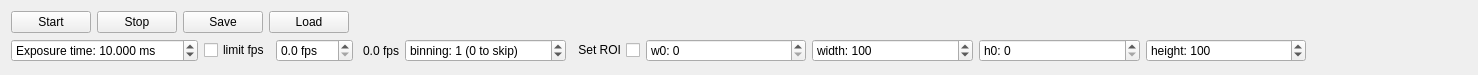
First picture: the form in pkgs/mahos/src/mahos/gui/ui/camera.ui, repository ktahar/mahos, before the edit.
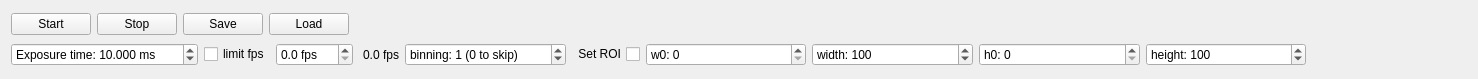
Second picture: the form after the edit.

Commit message: meas.camera: increase upper bound of ROI

What changed in the file:
```diff
--- a/pkgs/mahos/src/mahos/gui/ui/camera.ui
+++ b/pkgs/mahos/src/mahos/gui/ui/camera.ui
@@ -7,7 +7,7 @@
     <x>0</x>
     <y>0</y>
     <width>1478</width>
-    <height>75</height>
+    <height>79</height>
    </rect>
   </property>
   <property name="windowTitle">
@@ -178,7 +178,7 @@
         <string>w0: </string>
        </property>
        <property name="maximum">
-        <number>1920</number>
+        <number>10000</number>
        </property>
       </widget>
      </item>
@@ -197,7 +197,7 @@
         <number>10</number>
        </property>
        <property name="maximum">
-        <number>1920</number>
+        <number>10000</number>
        </property>
        <property name="value">
         <number>100</number>
@@ -216,7 +216,7 @@
         <string>h0: </string>
        </property>
        <property name="maximum">
-        <number>1080</number>
+        <number>10000</number>
        </property>
       </widget>
      </item>
@@ -235,7 +235,7 @@
         <number>10</number>
        </property>
        <property name="maximum">
-        <number>1200</number>
+        <number>10000</number>
        </property>
        <property name="value">
         <number>100</number>
```
The commit also changes 1 other file.
